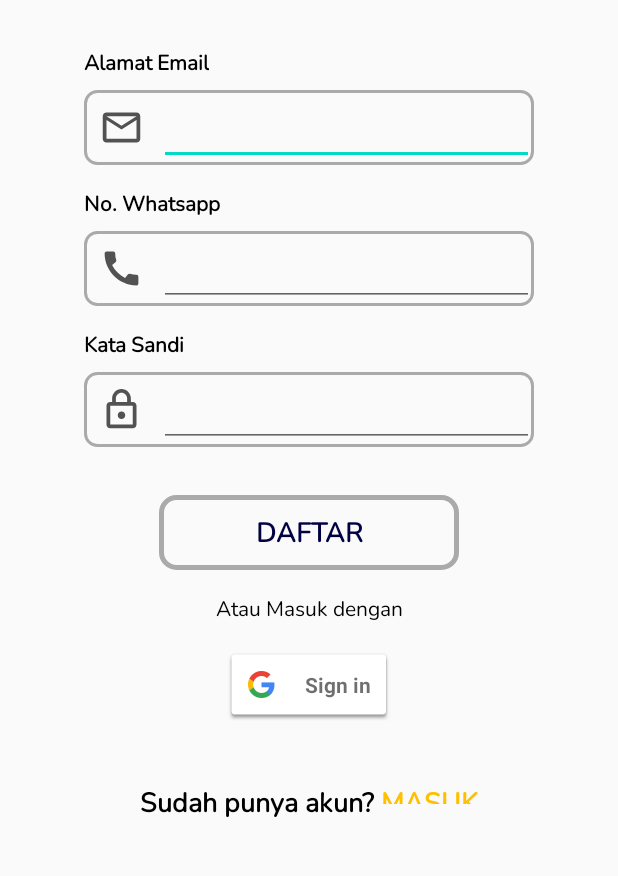
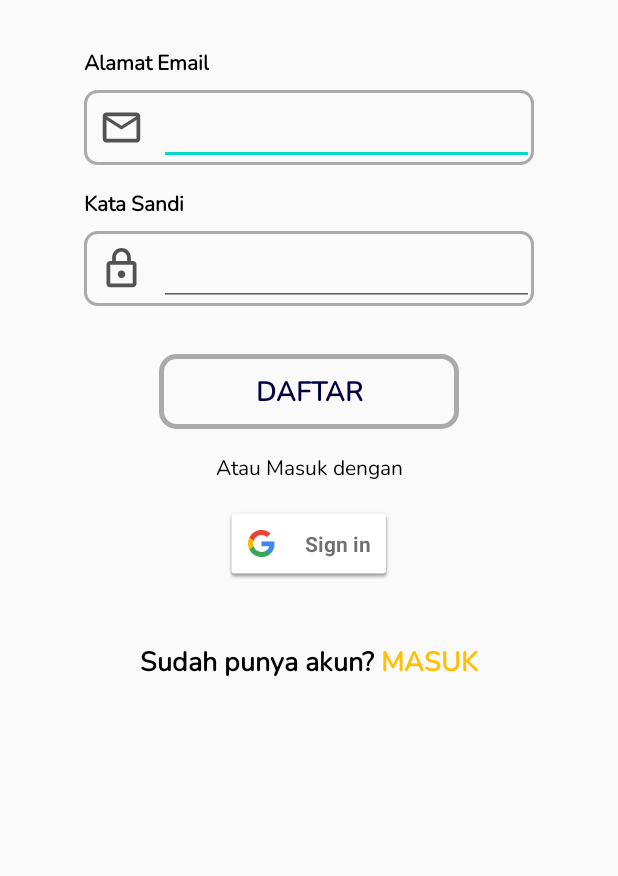
Before and after one commit to Lide-Dev/MediaInteraktif, an Android app: the RegisterActivity screen opened directly, with no data from a screen before it, on a phone screen of 412 x 824 dp, the part 249-1125 px from its top. Run offline under Robolectric (Android 15) with nearby library versions, the phone set to English and light mode, and no system bars; our stand-ins replace CircleImageView, Firebase (no records; nobody signed in at launch, a user with empty details on screens opened directly).

Commit message:
add:  Manual Sign In in LoginActivity.kt  Manual Sign Up in RegisterActivity.kt

```diff
--- a/app/src/main/AndroidManifest.xml
+++ b/app/src/main/AndroidManifest.xml
@@ -6,7 +6,7 @@
         android:allowBackup="true"
         android:icon="@drawable/ic_app"
         android:label="@string/app_name"
-        android:roundIcon="@mipmap/ic_launcher_round"
+        android:roundIcon="@mipmap/ic_app_round"
         android:supportsRtl="true"
         android:theme="@style/AppTheme">
         <activity android:name=".SplashActivity">
--- a/app/src/main/java/com/mediainteraktif/RegisterActivity.kt
+++ b/app/src/main/java/com/mediainteraktif/RegisterActivity.kt
@@ -3,6 +3,8 @@ package com.mediainteraktif
 import android.content.Intent
 import android.os.Bundle
 import android.util.Log
+import android.widget.Button
+import android.widget.EditText
 import android.widget.TextView
 import android.widget.Toast
 import androidx.appcompat.app.AppCompatActivity
@@ -17,10 +19,25 @@ import com.google.firebase.auth.GoogleAuthProvider
 
 class RegisterActivity : AppCompatActivity() {
     private lateinit var mAuth: FirebaseAuth
+    private lateinit var mUser: FirebaseUser
     private lateinit var googleSignInClient: GoogleSignInClient
+
+    private lateinit var btnGoogle: SignInButton
+    private lateinit var btnMasuk: TextView
+    private lateinit var inpEmail: EditText
+    private lateinit var inpPass: EditText
+    private lateinit var inpWa: EditText
+    private lateinit var btnDaftar: Button
+
     override fun onCreate(savedInstanceState: Bundle?) {
         super.onCreate(savedInstanceState)
         setContentView(R.layout.activity_register)
+
+        btnGoogle = findViewById(R.id.register_btn_google)
+        btnMasuk = findViewById(R.id.register_btn_masuk)
+        inpEmail = findViewById(R.id.register_inp_email)
+        inpPass = findViewById(R.id.register_inp_password)
+        btnDaftar = findViewById(R.id.register_btn_daftar)
 
         mAuth = FirebaseAuth.getInstance()
         val gso = GoogleSignInOptions.Builder(GoogleSignInOptions.DEFAULT_SIGN_IN)
@@ -29,23 +46,22 @@ class RegisterActivity : AppCompatActivity() {
 
         googleSignInClient = GoogleSignIn.getClient(this, gso)
 
-        val btnGoogle: SignInButton = findViewById(R.id.register_btn_google)
-        btnGoogle.setOnClickListener{
+        btnGoogle.setOnClickListener {
             signIn()
         }
 
-        val btnMasuk: TextView = findViewById(R.id.register_btn_masuk)
         btnMasuk.setOnClickListener {
             intent = Intent(this, LoginActivity::class.java)
             startActivity(intent)
         }
 
+        btnDaftar.setOnClickListener {
+            val email: String = inpEmail.text.toString()
+            val pass: String = inpPass.text.toString()
+            manualSignUp(email, pass)
+        }
+
         supportActionBar?.hide()
-    }
-
-    private fun signIn() {
-        val signInIntent = googleSignInClient.signInIntent
-        startActivityForResult(signInIntent, RC_SIGN_IN)
     }
 
     override fun onActivityResult(requestCode: Int, resultCode: Int, data: Intent?) {
@@ -66,7 +82,7 @@ class RegisterActivity : AppCompatActivity() {
     private fun firebaseAuthWithGoogle(idToken: String) {
         val credential = GoogleAuthProvider.getCredential(idToken, null)
         mAuth.signInWithCredential(credential)
-            .addOnCompleteListener(this) {task ->
+            .addOnCompleteListener(this) { task ->
                 if (task.isSuccessful) {
                     Log.d(TAG, "SigninWithCredential:Success")
                     intent = Intent(this, HomeActivity::class.java)
@@ -78,6 +94,26 @@ class RegisterActivity : AppCompatActivity() {
             }
     }
 
+    private fun signIn() {
+        val signInIntent = googleSignInClient.signInIntent
+        startActivityForResult(signInIntent, RC_SIGN_IN)
+    }
+
+    private fun manualSignUp(email: String, pass: String) {
+        mAuth.createUserWithEmailAndPassword(email, pass)
+            .addOnCompleteListener { task ->
+                if (task.isSuccessful) {
+                    intent = Intent(this, LoginActivity::class.java)
+                    mAuth.signOut()
+                    startActivity(intent)
+                } else {
+                    Log.w(TAG, "createUserWithEmail: Fail", task.exception)
+                    Toast.makeText(this, "Failed to Login", Toast.LENGTH_SHORT).show()
+                }
+            }
+    }
+
+
     companion object {
         private const val TAG = "GoogleActivity"
         private const val RC_SIGN_IN = 9001
--- a/app/src/main/res/layout/activity_register.xml
+++ b/app/src/main/res/layout/activity_register.xml
@@ -53,34 +53,7 @@
                     android:id="@+id/register_inp_email"
                     android:layout_width="match_parent"
                     android:layout_height="match_parent"
-                    android:focusable="true" />
-
-            </LinearLayout>
-
-            <TextView
-                android:layout_width="wrap_content"
-                android:layout_height="wrap_content"
-                android:layout_marginTop="@dimen/app_dimen_default"
-                android:text="No. Whatsapp"
-                android:textStyle="bold" />
-
-            <LinearLayout
-                android:layout_width="match_parent"
-                android:layout_height="50dp"
-                android:layout_marginTop="8dp"
-                android:background="@drawable/shape_rounded_8dp_corner"
-                android:gravity="center_vertical">
-
-                <ImageView
-                    android:layout_width="50dp"
-                    android:layout_height="50dp"
-                    android:padding="10dp"
-                    android:src="@drawable/ic_baseline_call_24" />
-
-                <EditText
-                    android:id="@+id/register_inp_wa"
-                    android:layout_width="match_parent"
-                    android:layout_height="match_parent" />
+                    style="@style/FirebaseUI.TextInputEditText.EmailField"/>
 
             </LinearLayout>
 
@@ -107,7 +80,8 @@
                 <EditText
                     android:id="@+id/register_inp_password"
                     android:layout_width="match_parent"
-                    android:layout_height="match_parent" />
+                    android:layout_height="match_parent"
+                    style="@style/FirebaseUI.TextInputEditText.PasswordField"/>
 
             </LinearLayout>
 
@@ -167,7 +141,7 @@
             <TextView
                 android:id="@+id/register_btn_masuk"
                 android:layout_width="wrap_content"
-                android:layout_height="14dp"
+                android:layout_height="wrap_content"
                 android:layout_marginStart="4dp"
                 android:text="@string/login"
                 android:textColor="#FEC001"
```
Also changed, not shown: app/src/main/java/com/mediainteraktif/LoginActivity.kt (+38 -9 lines), app/src/main/res/layout/activity_login.xml (+9 -21 lines).
